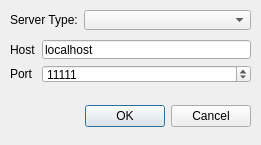
Above: Qt/Components/Resources/UI/pqServerBrowser.ui from wildmichael/ParaView3-enhancements-old before the change. Below: the same form after it.
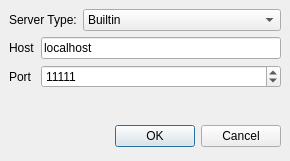
That is the form after the change.

Commit message: ENH: Add server configuration functionality to the Server Browser dialog

Diff of the .ui file:
```diff
--- a/Qt/Components/Resources/UI/pqServerBrowser.ui
+++ b/Qt/Components/Resources/UI/pqServerBrowser.ui
@@ -8,22 +8,21 @@
    <rect>
     <x>0</x>
     <y>0</y>
-    <width>261</width>
-    <height>145</height>
+    <width>290</width>
+    <height>161</height>
    </rect>
   </property>
   <property name="windowTitle" >
    <string>Dialog</string>
   </property>
-  <widget class="QWidget" name="layoutWidget_2" >
-   <property name="geometry" >
-    <rect>
-     <x>10</x>
-     <y>10</y>
-     <width>241</width>
-     <height>20</height>
-    </rect>
+  <layout class="QVBoxLayout" >
+   <property name="margin" >
+    <number>9</number>
    </property>
+   <property name="spacing" >
+    <number>6</number>
+   </property>
+   <item>
    <layout class="QHBoxLayout" >
     <property name="margin" >
      <number>0</number>
@@ -51,64 +50,21 @@
         <verstretch>0</verstretch>
        </sizepolicy>
       </property>
-     </widget>
-    </item>
-   </layout>
-  </widget>
-  <widget class="QWidget" name="layoutWidget_3" >
-   <property name="geometry" >
-    <rect>
-     <x>10</x>
-     <y>100</y>
-     <width>241</width>
-     <height>33</height>
-    </rect>
-   </property>
-   <layout class="QHBoxLayout" >
-    <property name="margin" >
-     <number>0</number>
-    </property>
-    <property name="spacing" >
-     <number>6</number>
-    </property>
     <item>
-     <spacer>
-      <property name="orientation" >
-       <enum>Qt::Horizontal</enum>
-      </property>
-      <property name="sizeHint" >
-       <size>
-        <width>131</width>
-        <height>31</height>
-       </size>
-      </property>
-     </spacer>
-    </item>
-    <item>
-     <widget class="QPushButton" name="OK" >
       <property name="text" >
-       <string>OK</string>
-      </property>
-     </widget>
+         <string>Builtin</string>
+        </property>
     </item>
     <item>
-     <widget class="QPushButton" name="Cancel" >
       <property name="text" >
-       <string>Cancel</string>
-      </property>
+         <string>Client / Server</string>
+        </property>
+       </item>
      </widget>
     </item>
    </layout>
-  </widget>
-  <widget class="QWidget" name="layoutWidget" >
-   <property name="geometry" >
-    <rect>
-     <x>10</x>
-     <y>40</y>
-     <width>241</width>
-     <height>43</height>
-    </rect>
-   </property>
+   </item>
+   <item>
    <layout class="QGridLayout" >
     <property name="margin" >
      <number>0</number>
@@ -151,7 +107,58 @@
      </widget>
     </item>
    </layout>
-  </widget>
+   </item>
+   <item>
+    <spacer>
+     <property name="orientation" >
+      <enum>Qt::Vertical</enum>
+     </property>
+     <property name="sizeHint" >
+      <size>
+       <width>20</width>
+       <height>40</height>
+      </size>
+     </property>
+    </spacer>
+   </item>
+   <item>
+    <layout class="QHBoxLayout" >
+     <property name="margin" >
+      <number>0</number>
+     </property>
+     <property name="spacing" >
+      <number>6</number>
+     </property>
+     <item>
+      <spacer>
+       <property name="orientation" >
+        <enum>Qt::Horizontal</enum>
+       </property>
+       <property name="sizeHint" >
+        <size>
+         <width>131</width>
+         <height>31</height>
+        </size>
+       </property>
+      </spacer>
+     </item>
+     <item>
+      <widget class="QPushButton" name="OK" >
+       <property name="text" >
+        <string>OK</string>
+       </property>
+      </widget>
+     </item>
+     <item>
+      <widget class="QPushButton" name="Cancel" >
+       <property name="text" >
+        <string>Cancel</string>
+       </property>
+      </widget>
+     </item>
+    </layout>
+   </item>
+  </layout>
  </widget>
  <pixmapfunction></pixmapfunction>
  <resources/>
```
Lines whose indentation alone changed are shown as unchanged. The commit also changes 2 other files.
